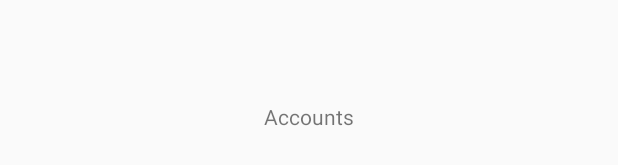
After one commit to johnnynanjiang/MoneytreeLight, an Android app: the layout fragment_accounts.xml on its own in the app's theme, with its tools: preview values and no code run, on a phone screen of 412 x 824 dp. The commit adds this screen. Shown: the part 502-667 px from the top of the screen. Run offline under Robolectric (Android 15) with nearby library versions, the phone set to English and light mode, and no system bars.

Commit message:
Change MainActivity to BaseMvRxActivity, add AccountsFragment

```diff
--- a/app/build.gradle
+++ b/app/build.gradle
@@ -34,6 +34,11 @@ dependencies {
     implementation "androidx.navigation:navigation-fragment-ktx:$navVersion"
     implementation "androidx.navigation:navigation-ui-ktx:$navVersion"
 
+    implementation("com.airbnb.android:epoxy:$epoxyVersion") { exclude group: 'com.android.support' }
+    kapt "com.airbnb.android:epoxy-processor:$epoxyVersion"
+
+    implementation ("com.airbnb.android:mvrx:$mvrxVersion")
+
     testImplementation 'junit:junit:4.12'
     androidTestImplementation 'com.android.support.test:runner:1.0.2'
     androidTestImplementation 'com.android.support.test.espresso:espresso-core:3.0.2'
--- a/app/src/main/AndroidManifest.xml
+++ b/app/src/main/AndroidManifest.xml
@@ -8,7 +8,7 @@
         android:label="@string/app_name"
         android:supportsRtl="true"
         android:theme="@style/AppTheme">
-        <activity android:name=".MainActivity">
+        <activity android:name=".view.MainActivity">
             <intent-filter>
                 <action android:name="android.intent.action.MAIN" />
 
--- /dev/null
+++ b/app/src/main/res/layout/fragment_accounts.xml
@@ -0,0 +1,18 @@
+<?xml version="1.0" encoding="utf-8"?>
+<androidx.constraintlayout.widget.ConstraintLayout
+        xmlns:android="http://schemas.android.com/apk/res/android"
+        xmlns:app="http://schemas.android.com/apk/res-auto"
+        android:orientation="vertical"
+        android:layout_width="match_parent"
+        android:layout_height="match_parent">
+
+    <TextView
+            android:layout_width="wrap_content"
+            android:layout_height="wrap_content"
+            android:text="Accounts"
+            app:layout_constraintBottom_toBottomOf="parent"
+            app:layout_constraintLeft_toLeftOf="parent"
+            app:layout_constraintRight_toRightOf="parent"
+            app:layout_constraintTop_toTopOf="parent"/>
+
+</androidx.constraintlayout.widget.ConstraintLayout>
--- a/build.gradle
+++ b/build.gradle
@@ -3,6 +3,8 @@
 buildscript {
     ext.kotlin_version = '1.2.71'
     ext.navVersion = '2.0.0'
+    ext.epoxyVersion = '3.2.0'
+    ext.mvrxVersion = '1.0.2'
 
     repositories {
         maven { url 'https://maven.aliyun.com/repository/google' }
```
Also changed, not shown: app/src/main/java/io/github/johnnynanjiang/android/moneytreelight/MainActivity.kt (deleted, +0 -12 lines), app/src/main/java/io/github/johnnynanjiang/android/moneytreelight/view/AccountsFragment.kt (added, +18 -0 lines), app/src/main/java/io/github/johnnynanjiang/android/moneytreelight/view/MainActivity.kt (added, +13 -0 lines), app/src/main/res/layout/activity_main.xml (+11 -7 lines), app/src/main/res/navigation/nav_graph.xml (added, +13 -0 lines).
